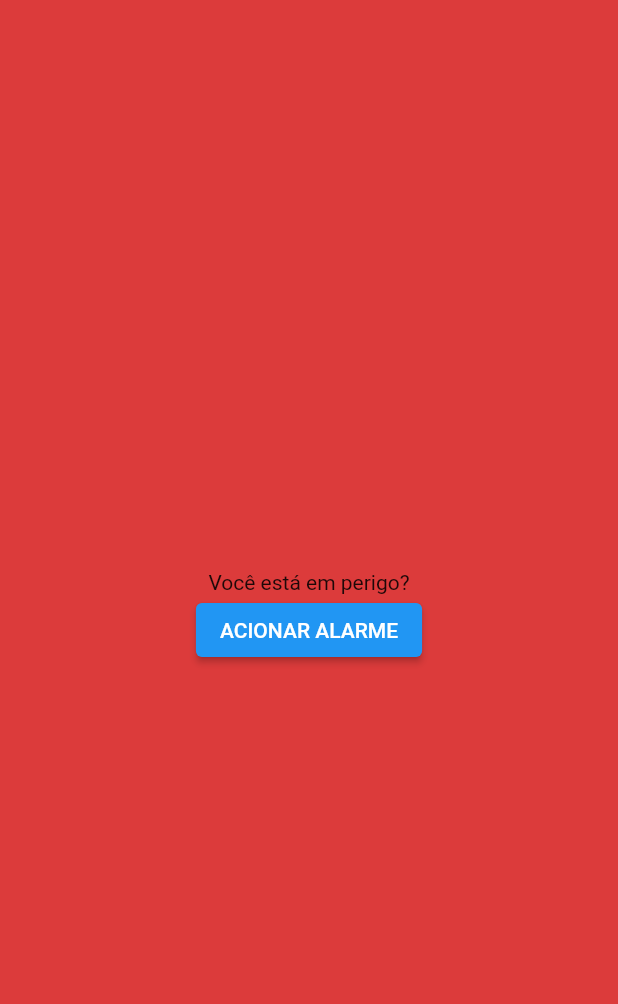
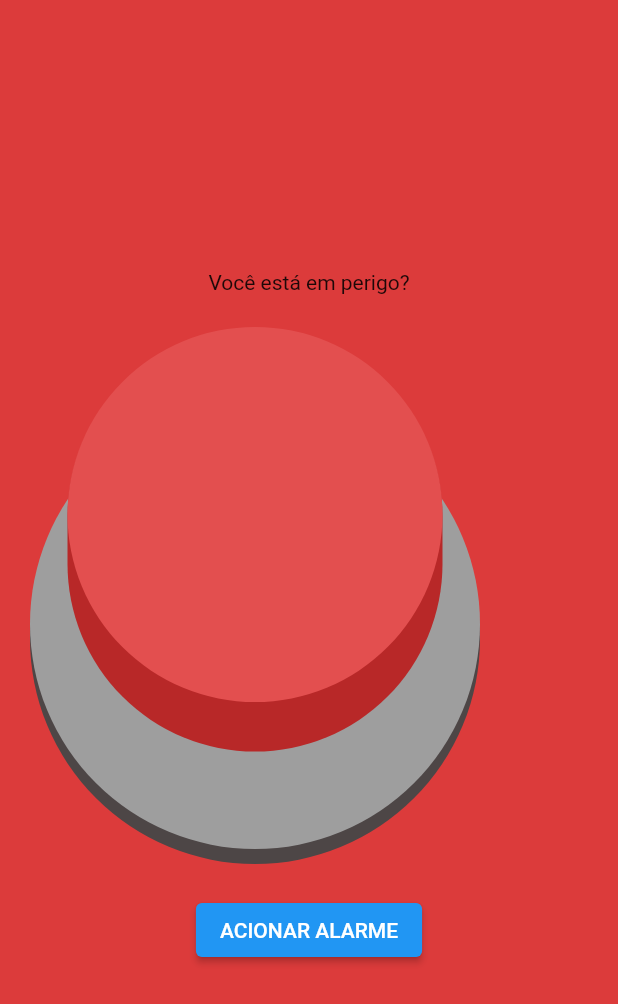
Before and after one commit to FlausinoJulia/TCC-Guardiao-App, a Flutter app: the TelaAlarme screen opened directly, on a phone screen of 412 x 824 dp. Shown: the top 1004 px of the screen. Run offline on Flutter 3.47's test engine with Material 2 defaults, Android fonts, the phone set to English and light mode, and no system bars; our stand-ins replace cloud_firestore, firebase_auth, firebase_core, firebase_storage, flutter_map, geolocator and 2 more; missing offline and left inert: geo_firestore_flutter; accounts and stored records are empty; generated files the repository leaves out were written again.

Commit message:
começando a fazer o botao de panico

```diff
--- a/guardiao_app/lib/screens/alarme/alarme.dart
+++ b/guardiao_app/lib/screens/alarme/alarme.dart
@@ -16,10 +16,65 @@ class _TelaAlarmeState extends State<TelaAlarme> {
         child: Column(
           mainAxisAlignment: MainAxisAlignment.center,
           children: [
-            Text("Você está em perigo?"),
-            Container(
-              decoration: BoxDecoration(
+            const Text("Você está em perigo?"),
+            Center(
+              child: Container(
+                height: 400,
+                padding: const EdgeInsets.all(20.0),
+                child: Stack(
+                  children: [
+                    Positioned(
+                      bottom: 0,
+                      child: Container(
+                        width: 300,
+                        height: 300,
+                        decoration: BoxDecoration(
+                          color: const Color.fromARGB(255, 77, 70, 70),
+                          borderRadius: BorderRadius.all(
+                            Radius.circular(300),
+                          ),
+                        ),
+                      ),
+                    ),
+                    Positioned(
+                      bottom: 10,
+                      child: Container(
+                        width: 300,
+                        height: 300,
+                        decoration: BoxDecoration(
+                          color: Colors.grey,
+                          borderRadius: const BorderRadius.all(Radius.circular(300))
+                        ),
+                      ),
+                    ),
+                    Positioned(
+                      top: 3,
+                      left: 25,
+                      bottom: 75,
+                      child: Container(
+                        width: 250,
+                        height: 250,
+                        decoration: BoxDecoration(
+                          color: Color.fromARGB(255, 184, 40, 40),
+                          borderRadius: const BorderRadius.all(Radius.circular(300))
+                        ),
+                      ),
+                    ),
+                    Positioned(
+                      top: 2,
+                      left: 25,
+                      child: Container(
+                        width: 250,
+                        height: 250,
+                        decoration: BoxDecoration(
+                          color: Color.fromARGB(255, 227, 79, 79),
+                          borderRadius: const BorderRadius.all(Radius.circular(300))
+                        ),
+                      ),
+                    ),
 
+                  ],
+                ),
               ),
             ),
             ElevatedButton(
```
